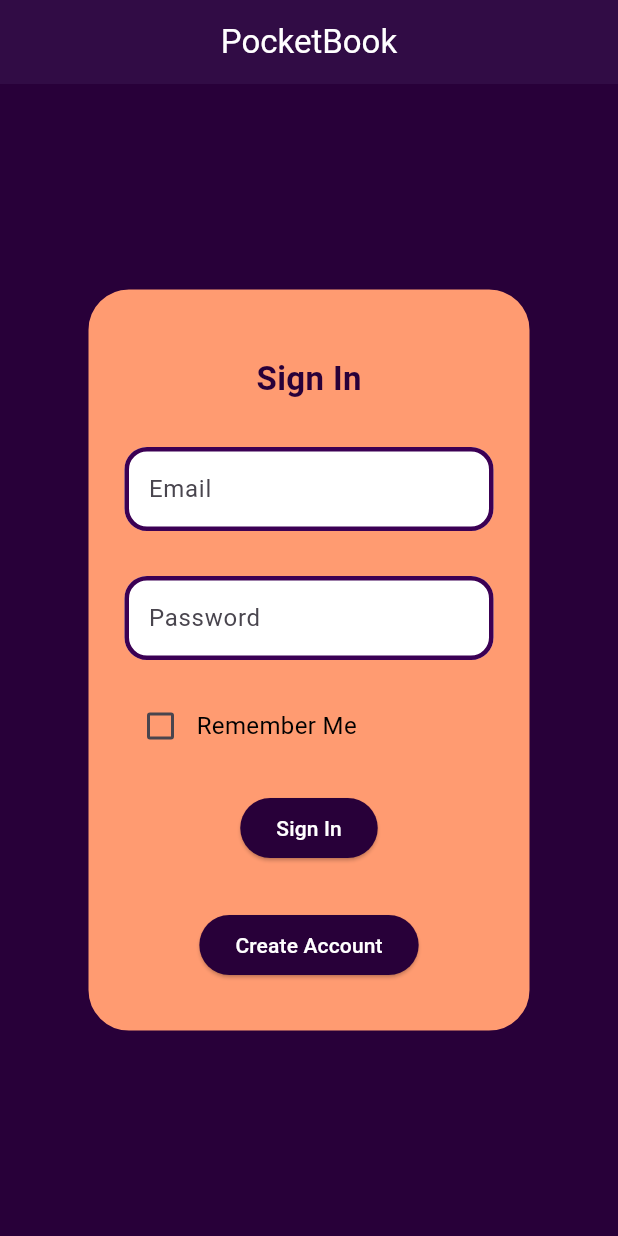
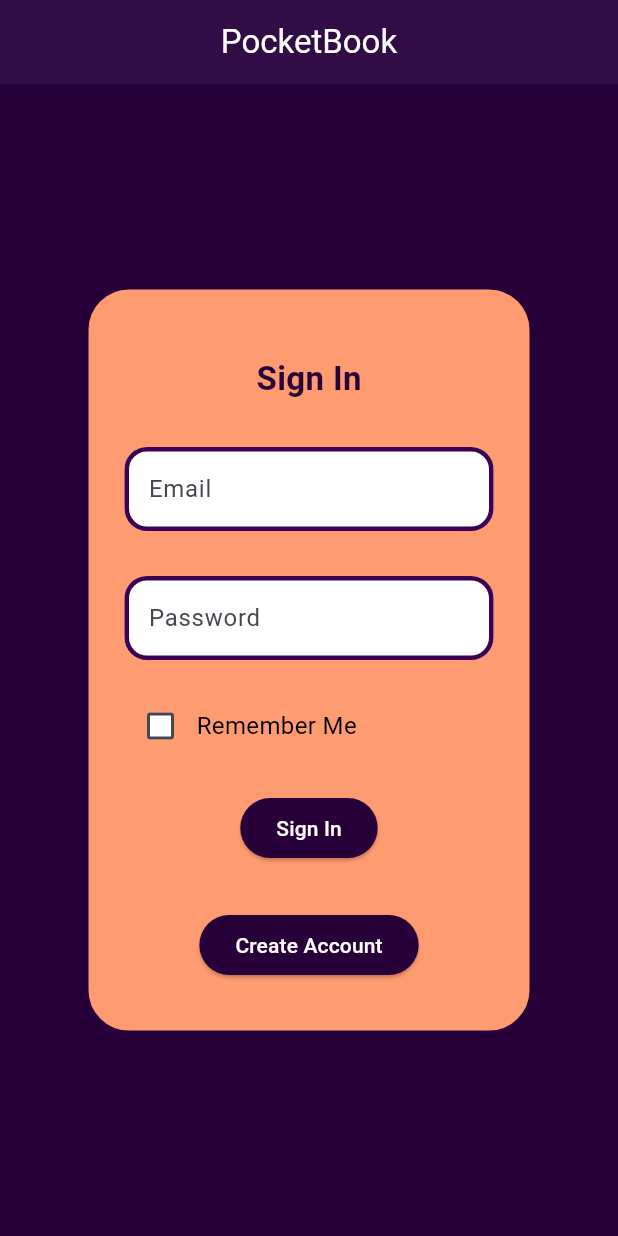
Before and after one commit to Cos229-239/2025_09_Team3, a Flutter app: the screen it shows after launch, on a phone screen of 412 x 824 dp. Run offline on Flutter 3.47's test engine with Material 3 defaults, Android fonts, the phone set to English and light mode, and no system bars; our stand-ins replace fl_chart, flutter_colorpicker, shared_preferences, sqflite; missing offline and left inert: bcrypt; accounts and stored records are empty.

Commit message:
changed text box to white on remember me

```diff
--- a/pocketbook/lib/sign_in_screen.dart
+++ b/pocketbook/lib/sign_in_screen.dart
@@ -126,6 +126,7 @@ class _SignInScreenState extends State<SignInScreen> {
                                 _rememberMe = value ?? false;
                               });
                             },
+                            fillColor: WidgetStateProperty.all<Color>(Colors.white),
                             activeColor: const Color(0xFF280039),
                           ),
                           const Text(
```
